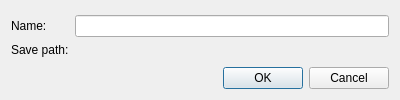
Above: src/gui/torrentcategorydialog.ui from SysAdminDoc/qBittorrent-Vanced before the change. Below: the same form after it.
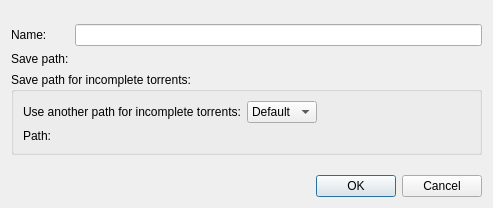
That is the form after the change. Custom widgets are drawn as their Qt base class.

Commit message:
Redesign "Incomplete folder" feature
Change "Incomplete/temp folder" term with "download folder".
Allow to set "download folder" per torrent (in manual mode) and per category (in automatic mode).

What changed in the file:
```diff
--- a/src/gui/torrentcategorydialog.ui
+++ b/src/gui/torrentcategorydialog.ui
@@ -6,8 +6,8 @@
    <rect>
     <x>0</x>
     <y>0</y>
-    <width>400</width>
-    <height>100</height>
+    <width>493</width>
+    <height>208</height>
    </rect>
   </property>
   <property name="windowTitle">
@@ -15,7 +15,7 @@
   </property>
   <layout class="QVBoxLayout" name="verticalLayout">
    <item>
-    <spacer name="verticalSpacer_2">
+    <spacer name="verticalSpacer">
      <property name="orientation">
       <enum>Qt::Vertical</enum>
      </property>
@@ -59,7 +59,89 @@
     </layout>
    </item>
    <item>
-    <spacer name="verticalSpacer">
+    <widget class="QGroupBox" name="groupBox">
+     <property name="title">
+      <string>Save path for incomplete torrents:</string>
+     </property>
+     <layout class="QVBoxLayout" name="verticalLayout_2">
+      <item>
+       <layout class="QHBoxLayout" name="horizontalLayout">
+        <item>
+         <widget class="QLabel" name="labelUseDownloadPath">
+          <property name="text">
+           <string>Use another path for incomplete torrents:</string>
+          </property>
+         </widget>
+        </item>
+        <item>
+         <widget class="QComboBox" name="comboUseDownloadPath">
+          <property name="maxVisibleItems">
+           <number>3</number>
+          </property>
+          <item>
+           <property name="text">
+            <string>Default</string>
+           </property>
+          </item>
+          <item>
+           <property name="text">
+            <string>Yes</string>
+           </property>
+          </item>
+          <item>
+           <property name="text">
+            <string>No</string>
+           </property>
+          </item>
+         </widget>
+        </item>
+        <item>
+         <spacer name="horizontalSpacer">
+          <property name="orientation">
+           <enum>Qt::Horizontal</enum>
+          </property>
+          <property name="sizeHint" stdset="0">
+           <size>
+            <width>40</width>
+            <height>20</height>
+           </size>
+          </property>
+         </spacer>
+        </item>
+       </layout>
+      </item>
+      <item>
+       <layout class="QHBoxLayout" name="horizontalLayout_2">
+        <item>
+         <widget class="QLabel" name="labelDownloadPath">
+          <property name="sizePolicy">
+           <sizepolicy hsizetype="Preferred" vsizetype="Preferred">
+            <horstretch>0</horstretch>
+            <verstretch>0</verstretch>
+           </sizepolicy>
+          </property>
+          <property name="text">
+           <string>Path:</string>
+          </property>
+         </widget>
+        </item>
+        <item>
+         <widget class="FileSystemPathComboEdit" name="comboDownloadPath" native="true">
+          <property name="sizePolicy">
+           <sizepolicy hsizetype="MinimumExpanding" vsizetype="Preferred">
+            <horstretch>0</horstretch>
+            <verstretch>0</verstretch>
+           </sizepolicy>
+          </property>
+         </widget>
+        </item>
+       </layout>
+      </item>
+     </layout>
+    </widget>
+   </item>
+   <item>
+    <spacer name="verticalSpacer_2">
      <property name="orientation">
       <enum>Qt::Vertical</enum>
      </property>
```
Left out of the diff: 34 changed lines with no effect on the pictures. The commit also changes 46 other files.
